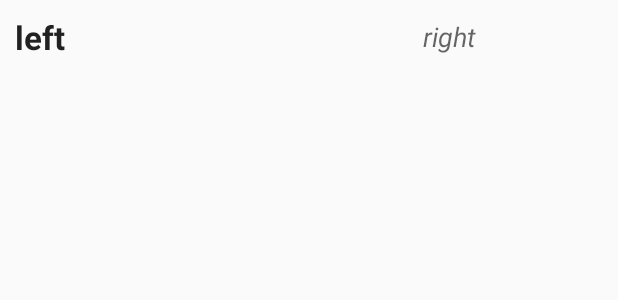
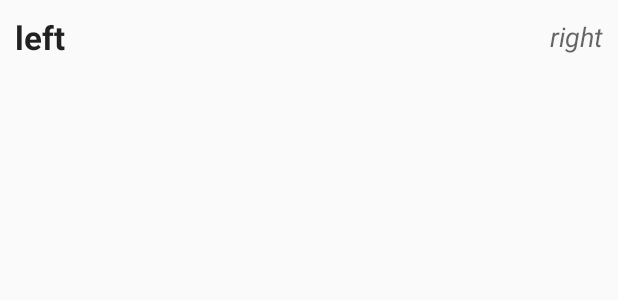
Before and after one commit to ntt-comware-tsd-so-dev/my_application, an Android app: the layout default_list_item.xml on its own in the app's theme, with its tools: preview values and no code run, on a phone screen of 412 x 824 dp. Shown: the top 300 px of the screen. Run offline under Robolectric (Android 15) with nearby library versions, the phone set to English and light mode, and no system bars.

Commit message:
Fix layout of device state (right of list item view)

```diff
--- a/app/src/main/res/layout/default_list_item.xml
+++ b/app/src/main/res/layout/default_list_item.xml
@@ -19,7 +19,7 @@
         android:textAppearance="?android:attr/textAppearanceMedium"
         android:textStyle="italic"
         android:layout_gravity="center_vertical"
-        android:gravity="center_vertical"
+        android:gravity="center_vertical|right"
         android:layout_margin="10dp"
         android:id="@+id/device_state"
         android:layout_width="wrap_content"
```
